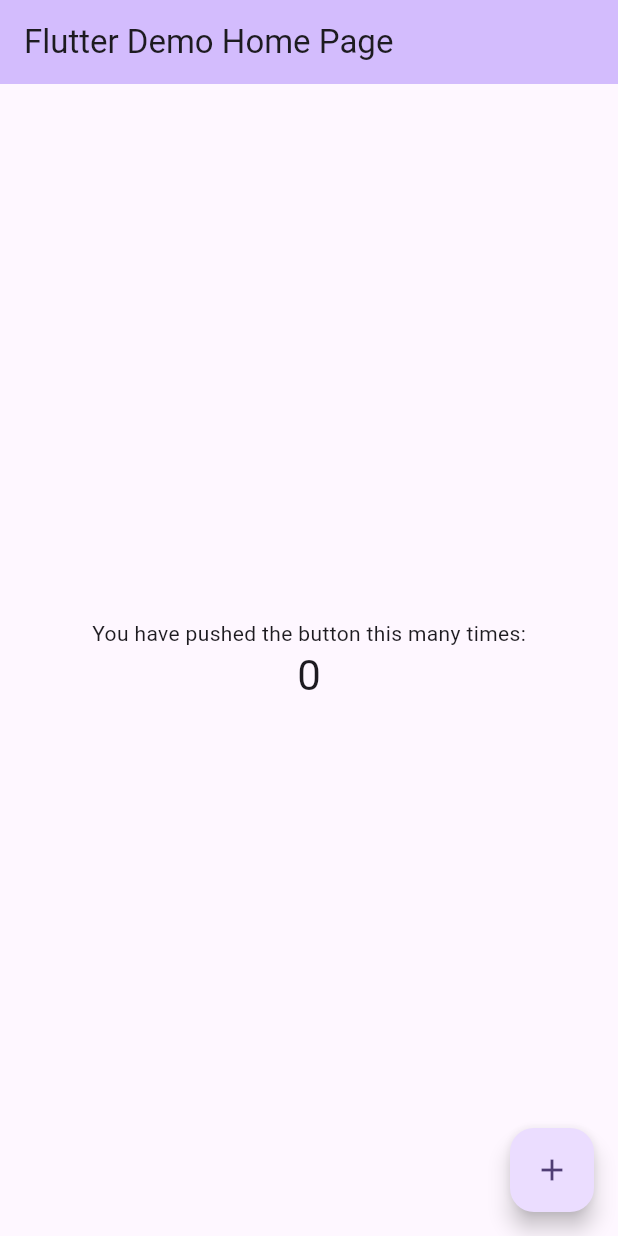
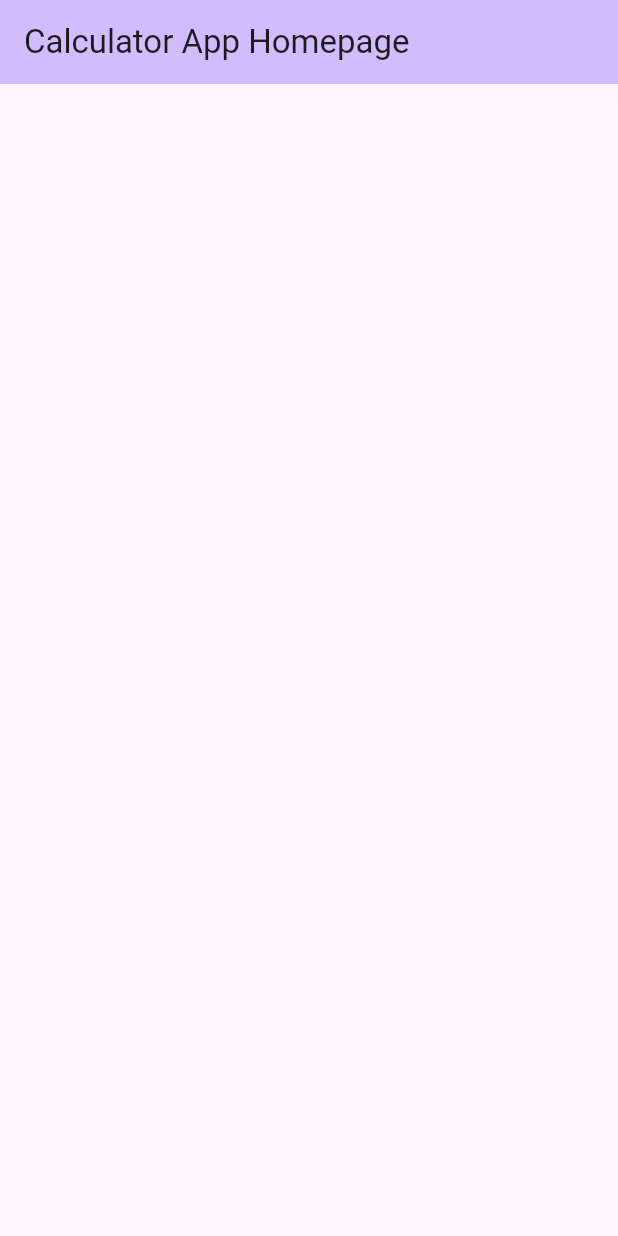
Before and after one commit to JimmyPhanfr/hw02_calculator_app, a Flutter app: the screen it shows after launch, on a phone screen of 412 x 824 dp. Run offline on Flutter 3.47's test engine with Material 3 defaults, Android fonts, the phone set to English and light mode, and no system bars.

Commit message:
Reformats code to remove demo accompanying comments

```diff
--- a/lib/main.dart
+++ b/lib/main.dart
@@ -7,46 +7,21 @@ void main() {
 class MyApp extends StatelessWidget {
   const MyApp({super.key});
 
-  // This widget is the root of your application.
   @override
   Widget build(BuildContext context) {
     return MaterialApp(
-      title: 'Flutter Demo',
+      title: 'Calculator App',
       theme: ThemeData(
-        // This is the theme of your application.
-        //
-        // TRY THIS: Try running your application with "flutter run". You'll see
-        // the application has a purple toolbar. Then, without quitting the app,
-        // try changing the seedColor in the colorScheme below to Colors.green
-        // and then invoke "hot reload" (save your changes or press the "hot
-        // reload" button in a Flutter-supported IDE, or press "r" if you used
-        // the command line to start the app).
-        //
-        // Notice that the counter didn't reset back to zero; the application
-        // state is not lost during the reload. To reset the state, use hot
-        // restart instead.
-        //
-        // This works for code too, not just values: Most code changes can be
-        // tested with just a hot reload.
         colorScheme: ColorScheme.fromSeed(seedColor: Colors.deepPurple),
         useMaterial3: true,
       ),
-      home: const MyHomePage(title: 'Flutter Demo Home Page'),
+      home: const MyHomePage(title: 'Calculator App Homepage'),
     );
   }
 }
 
 class MyHomePage extends StatefulWidget {
   const MyHomePage({super.key, required this.title});
-
-  // This widget is the home page of your application. It is stateful, meaning
-  // that it has a State object (defined below) that contains fields that affect
-  // how it looks.
-
-  // This class is the configuration for the state. It holds the values (in this
-  // case the title) provided by the parent (in this case the App widget) and
-  // used by the build method of the State. Fields in a Widget subclass are
-  // always marked "final".
 
   final String title;
 
@@ -55,71 +30,19 @@ class MyHomePage extends StatefulWidget {
 }
 
 class _MyHomePageState extends State<MyHomePage> {
-  int _counter = 0;
-
-  void _incrementCounter() {
-    setState(() {
-      // This call to setState tells the Flutter framework that something has
-      // changed in this State, which causes it to rerun the build method below
-      // so that the display can reflect the updated values. If we changed
-      // _counter without calling setState(), then the build method would not be
-      // called again, and so nothing would appear to happen.
-      _counter++;
-    });
-  }
 
   @override
   Widget build(BuildContext context) {
-    // This method is rerun every time setState is called, for instance as done
-    // by the _incrementCounter method above.
-    //
-    // The Flutter framework has been optimized to make rerunning build methods
-    // fast, so that you can just rebuild anything that needs updating rather
-    // than having to individually change instances of widgets.
     return Scaffold(
       appBar: AppBar(
-        // TRY THIS: Try changing the color here to a specific color (to
-        // Colors.amber, perhaps?) and trigger a hot reload to see the AppBar
-        // change color while the other colors stay the same.
         backgroundColor: Theme.of(context).colorScheme.inversePrimary,
-        // Here we take the value from the MyHomePage object that was created by
-        // the App.build method, and use it to set our appbar title.
         title: Text(widget.title),
       ),
       body: Center(
-        // Center is a layout widget. It takes a single child and positions it
-        // in the middle of the parent.
         child: Column(
-          // Column is also a layout widget. It takes a list of children and
-          // arranges them vertically. By default, it sizes itself to fit its
-          // children horizontally, and tries to be as tall as its parent.
-          //
-          // Column has various properties to control how it sizes itself and
-          // how it positions its children. Here we use mainAxisAlignment to
-          // center the children vertically; the main axis here is the vertical
-          // axis because Columns are vertical (the cross axis would be
-          // horizontal).
-          //
-          // TRY THIS: Invoke "debug painting" (choose the "Toggle Debug Paint"
-          // action in the IDE, or press "p" in the console), to see the
-          // wireframe for each widget.
           mainAxisAlignment: MainAxisAlignment.center,
-          children: <Widget>[
-            const Text(
-              'You have pushed the button this many times:',
-            ),
-            Text(
-              '$_counter',
-              style: Theme.of(context).textTheme.headlineMedium,
-            ),
-          ],
         ),
       ),
-      floatingActionButton: FloatingActionButton(
-        onPressed: _incrementCounter,
-        tooltip: 'Increment',
-        child: const Icon(Icons.add),
-      ), // This trailing comma makes auto-formatting nicer for build methods.
     );
   }
 }
```
Also changed, not shown: 1 other file.
